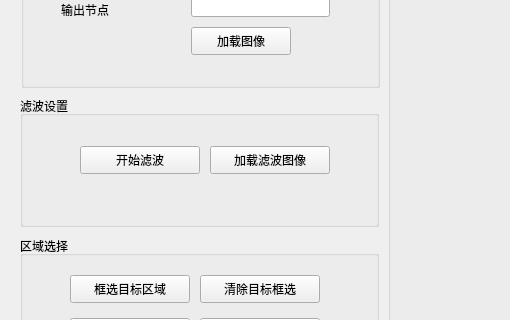
huxleylee329-dancer/InSAR_UI, file ui/ClutterSuppression.ui: the form before one commit; both pictures show x 0 to 510 and y 194 to 514 of the 1037 by 884 pixel window.
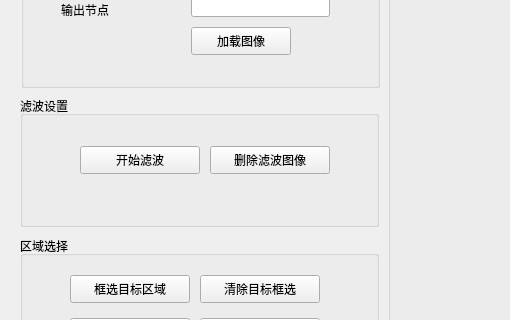
The form after the commit.

Commit message: fix: correct clutter delete label and refresh ENL after deletion

What changed in the file:
```diff
--- a/ui/ClutterSuppression.ui
+++ b/ui/ClutterSuppression.ui
@@ -331,7 +331,7 @@
           </rect>
          </property>
          <property name="text">
-          <string>加载滤波图像</string>
+          <string>删除滤波图像</string>
          </property>
         </widget>
        </widget>
```
The commit also changes 1 other file.
